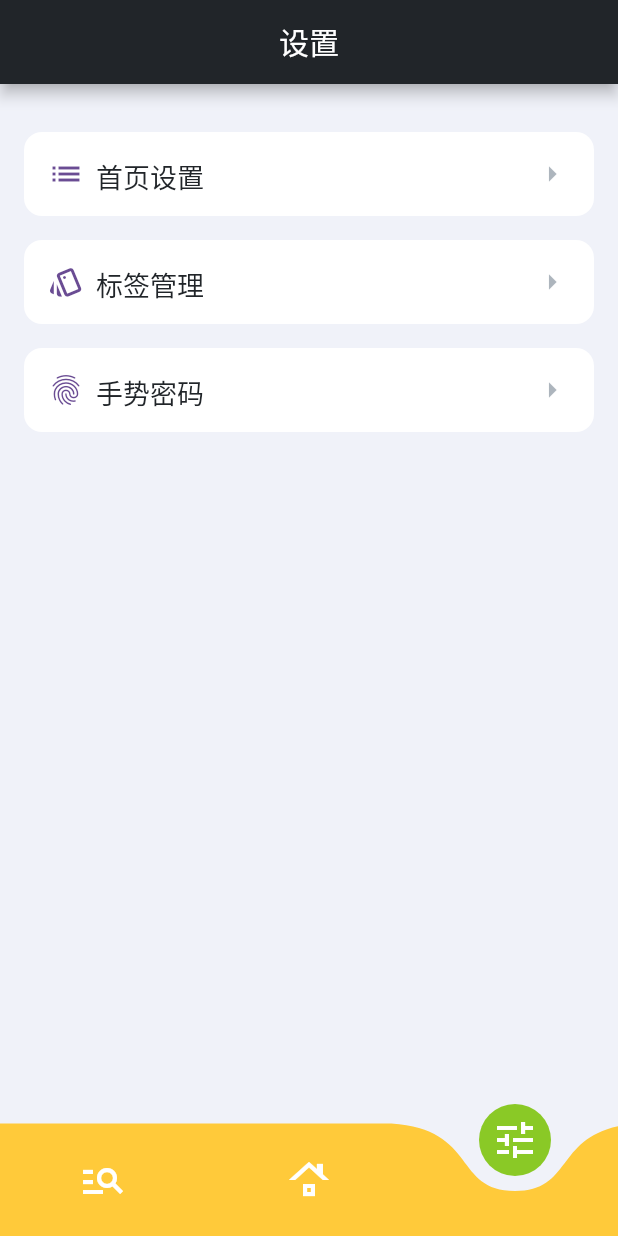
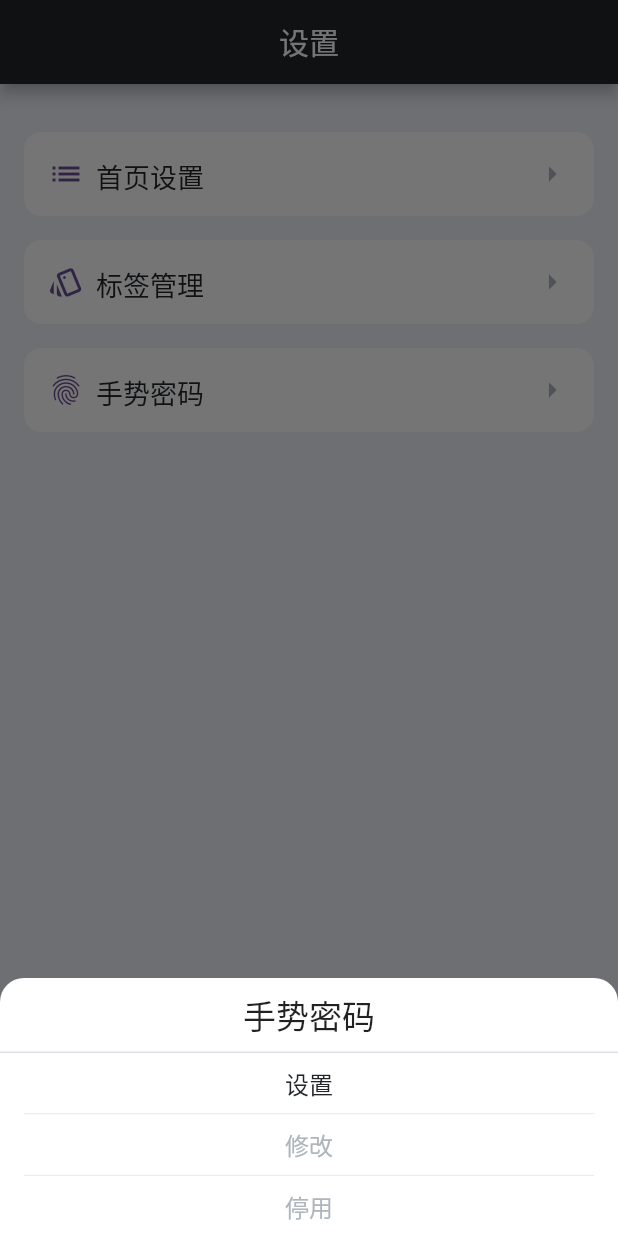
Before and after one commit to lopo12123/wuwu, a Flutter app: the screen it shows after launch, item 3 of the bottom bar chosen, after a tap on "手势密码", on a phone screen of 412 x 824 dp. Run offline on Flutter 3.47's test engine with Material 2 defaults, Android fonts, the phone set to English and light mode, and no system bars; drawn by our look-alikes of curved_navigation_bar; our stand-ins replace bot_toast, flutter_slidable, get, hive, hive_flutter, isar and 2 more; missing offline and left inert: flip_board, gesture_password_widget, window_manager, windows_single_instance; accounts and stored records are empty; generated files the repository leaves out were written again; Roboto replaces fonts that are missing (ShouShu, XiaoBai).

Commit message:
feat: 手势密码 bs

```diff
--- a/lib/main.dart
+++ b/lib/main.dart
@@ -36,6 +36,7 @@ class MyApp extends StatelessWidget {
         hoverColor: Palette.transparent,
         splashColor: Palette.transparent,
         splashFactory: NoSplash.splashFactory,
+        dividerColor: Palette.b30,
       ),
       initialRoute: MyRoutes.entry,
       unknownRoute: invalidPage,
--- a/lib/stores/global_store.dart
+++ b/lib/stores/global_store.dart
@@ -86,6 +86,7 @@ class GlobalStoreImpl extends GetxService {
   Future<void> sync({
     toast = false,
     homeCfg = false,
+    gpsw = false,
     tag = false,
     // consumption = false,
   }) async {
@@ -94,6 +95,11 @@ class GlobalStoreImpl extends GetxService {
       homeListType(cfg.type);
       homeListCount(cfg.count);
       SafePrint.info('[sync] homeCfg done.');
+    }
+    if (gpsw) {
+      var psw = await HiveStoreImpl.getGesturePassword();
+      gesturePsw(psw);
+      SafePrint.info('[sync] gpsw done.');
     }
     if (tag) {
       tags(await DBStoreImpl.getAllTags());
@@ -107,6 +113,7 @@ class GlobalStoreImpl extends GetxService {
   Future<void> syncAll([toast = false]) => sync(
         toast: toast,
         homeCfg: true,
+        gpsw: true,
         tag: true,
       );
 
--- a/lib/styles/button.dart
+++ b/lib/styles/button.dart
@@ -4,7 +4,7 @@ import 'package:wuwu/styles/palette.dart';
 abstract class MyButtonStyle {
   /// 取消按钮
   static final cancel = ElevatedButton.styleFrom(
-    fixedSize: const Size.fromHeight(48),
+    fixedSize: const Size.fromHeight(40),
     backgroundColor: Palette.b00,
     disabledBackgroundColor: Palette.b00,
     shape: RoundedRectangleBorder(
@@ -15,11 +15,21 @@ abstract class MyButtonStyle {
 
   /// 确认按钮
   static final confirm = ElevatedButton.styleFrom(
-    fixedSize: const Size.fromHeight(48),
+    fixedSize: const Size.fromHeight(40),
     backgroundColor: Palette.b90,
     disabledBackgroundColor: Palette.b90,
     shape: RoundedRectangleBorder(
       borderRadius: BorderRadius.circular(16),
     ),
   );
+
+  /// 底部弹出选择器按钮样式
+  static final picker = TextButton.styleFrom(
+    fixedSize: const Size.fromHeight(40),
+    foregroundColor: Palette.b90,
+    disabledForegroundColor: Palette.b50,
+    backgroundColor: Palette.b00,
+    disabledBackgroundColor: Palette.b00,
+    shape: const RoundedRectangleBorder(),
+  );
 }
--- a/lib/views/bottom_sheet/bs_base.dart
+++ b/lib/views/bottom_sheet/bs_base.dart
@@ -23,7 +23,7 @@ Widget bsBase({
         mainAxisSize: MainAxisSize.min,
         children: [
           StyledText.XiaoBai(title, fontSize: 22).paddingSymmetric(vertical: 8),
-          const Divider(height: 1, thickness: 1, color: Palette.b30),
+          const Divider(height: 1, thickness: 1),
           ...children,
           if (operators)
             Padding(
--- /dev/null
+++ b/lib/views/bottom_sheet/bs_gesture_psw.dart
@@ -0,0 +1,93 @@
+import 'package:flutter/material.dart';
+import 'package:get/get.dart';
+import 'package:wuwu/components/common/styled_text.dart';
+import 'package:wuwu/stores/global_store.dart';
+import 'package:wuwu/styles/button.dart';
+import 'package:wuwu/utils/safe_print.dart';
+import 'package:wuwu/views/bottom_sheet/bs_base.dart';
+
+class _BSGesturePswController extends GetxController {
+  List<int> get gpsw => GlobalStoreImpl.store.gesturePsw.toList();
+
+  /// 检验手势密码
+  Future<bool> _preCheck() async {
+    return true;
+  }
+
+  /// 设置手势密码
+  Future<void> createGPsw() async {
+    SafePrint.info('createGPsw');
+  }
+
+  /// 修改手势密码
+  Future<void> editGPsw() async {
+    SafePrint.info('editGPsw');
+  }
+
+  /// 停用手势密码
+  Future<void> removeGPsw() async {
+    if (await _preCheck()) {
+      GlobalStoreImpl.store.changeGesturePsw([]);
+    }
+  }
+
+  @override
+  void onInit() {
+    super.onInit();
+
+    GlobalStoreImpl.store.sync(gpsw: true);
+
+    SafePrint.info('gpsw: $gpsw');
+  }
+}
+
+class BSGesturePsw extends GetView<_BSGesturePswController> {
+  const BSGesturePsw({super.key});
+
+  @override
+  Widget build(BuildContext context) {
+    Get.put(_BSGesturePswController());
+
+    return bsBase(
+      title: '手势密码',
+      operators: false,
+      children: [
+        SizedBox(
+          width: Get.width,
+          height: 40,
+          child: Obx(
+            () => TextButton(
+              style: MyButtonStyle.picker,
+              onPressed: controller.gpsw.isEmpty ? controller.createGPsw : null,
+              child: const StyledText.ShouShu('设置', fontSize: 16),
+            ),
+          ),
+        ),
+        const Divider(height: 1, thickness: 0.5, indent: 16, endIndent: 16),
+        SizedBox(
+          width: Get.width,
+          height: 40,
+          child: Obx(
+            () => TextButton(
+              style: MyButtonStyle.picker,
+              onPressed: controller.gpsw.isEmpty ? null : controller.editGPsw,
+              child: const StyledText.ShouShu('修改', fontSize: 16),
+            ),
+          ),
+        ),
+        const Divider(height: 1, thickness: 0.5, indent: 16, endIndent: 16),
+        SizedBox(
+          width: Get.width,
+          height: 40,
+          child: Obx(
+            () => TextButton(
+              style: MyButtonStyle.picker,
+              onPressed: controller.gpsw.isEmpty ? null : controller.removeGPsw,
+              child: const StyledText.ShouShu('停用', fontSize: 16),
+            ),
+          ),
+        ),
+      ],
+    );
+  }
+}
--- a/lib/views/tab_pages/home.dart
+++ b/lib/views/tab_pages/home.dart
@@ -15,7 +15,7 @@ class HomePage extends StatelessWidget {
       body: Column(
         children: [
           niceClock.paddingSymmetric(vertical: 32),
-          const Divider(height: 1, thickness: 1, color: Palette.b30),
+          const Divider(height: 1, thickness: 1),
           Expanded(
             child: ListView(
               padding: const EdgeInsets.all(16),
--- a/lib/views/tab_pages/setting.dart
+++ b/lib/views/tab_pages/setting.dart
@@ -1,11 +1,15 @@
 import 'package:flutter/material.dart';
+import 'package:gesture_password_widget/gesture_password_widget.dart';
 import 'package:get/get.dart';
 import 'package:wuwu/components/common/styled_text.dart';
+import 'package:wuwu/components/graph_password.dart';
 import 'package:wuwu/components/setting_item.dart';
 import 'package:wuwu/platform_spec/components/tool_bar.dart';
 import 'package:wuwu/routes/index.dart';
 import 'package:wuwu/stores/global_store.dart';
 import 'package:wuwu/styles/palette.dart';
+import 'package:wuwu/utils/safe_print.dart';
+import 'package:wuwu/views/bottom_sheet/bs_gesture_psw.dart';
 import 'package:wuwu/views/bottom_sheet/bs_home_setting.dart';
 
 class SettingPage extends StatelessWidget {
@@ -36,12 +40,17 @@ class SettingPage extends StatelessWidget {
             text: '手势密码',
             icon: const Icon(Icons.fingerprint_outlined, color: Palette.purple),
             suffix: const Icon(Icons.arrow_right, color: Palette.b50),
-            onPressed: () {
-              // todo: 设置手势密码
-
-              GlobalStoreImpl.store.changeGesturePsw([1,2,3]);
-            },
+            onPressed: () => Get.bottomSheet(const BSGesturePsw()),
           ),
+          // Container(
+          //   child: Center(
+          //     child: GraphPassword(
+          //       onComplete: (answer) {
+          //         SafePrint.info('input: $answer');
+          //       },
+          //     ),
+          //   ),
+          // )
         ],
       ),
     );
--- a/lib/views/tag_manage.dart
+++ b/lib/views/tag_manage.dart
@@ -122,7 +122,7 @@ class TagManageView extends GetView<_TagManageController> {
               ),
             ],
           ),
-          const Divider(height: 1, thickness: 1, color: Palette.b30),
+          const Divider(height: 1, thickness: 1),
           Expanded(
             child: RefreshIndicator(
               onRefresh: controller.syncTags,
```
Also changed, not shown: lib/views/path_lock.dart (+7 -3 lines).
